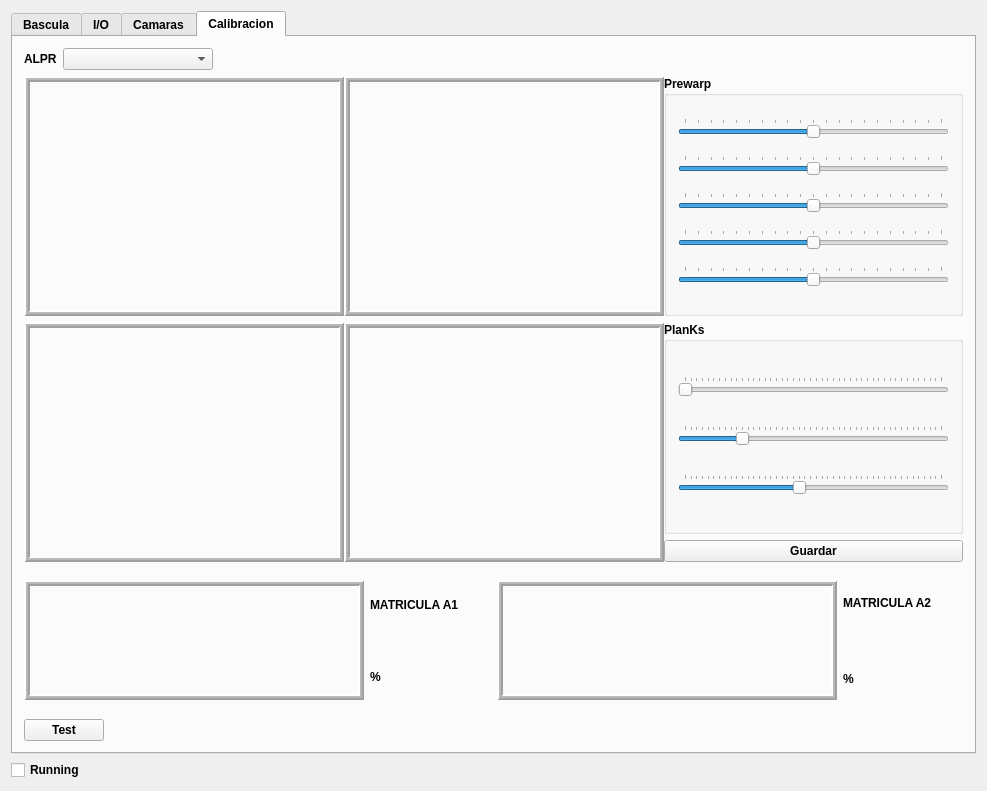
This is testlib/mainwindow.ui in sunsiz/nQTrucks as Qt 5 draws it before an edit. The edited form follows.
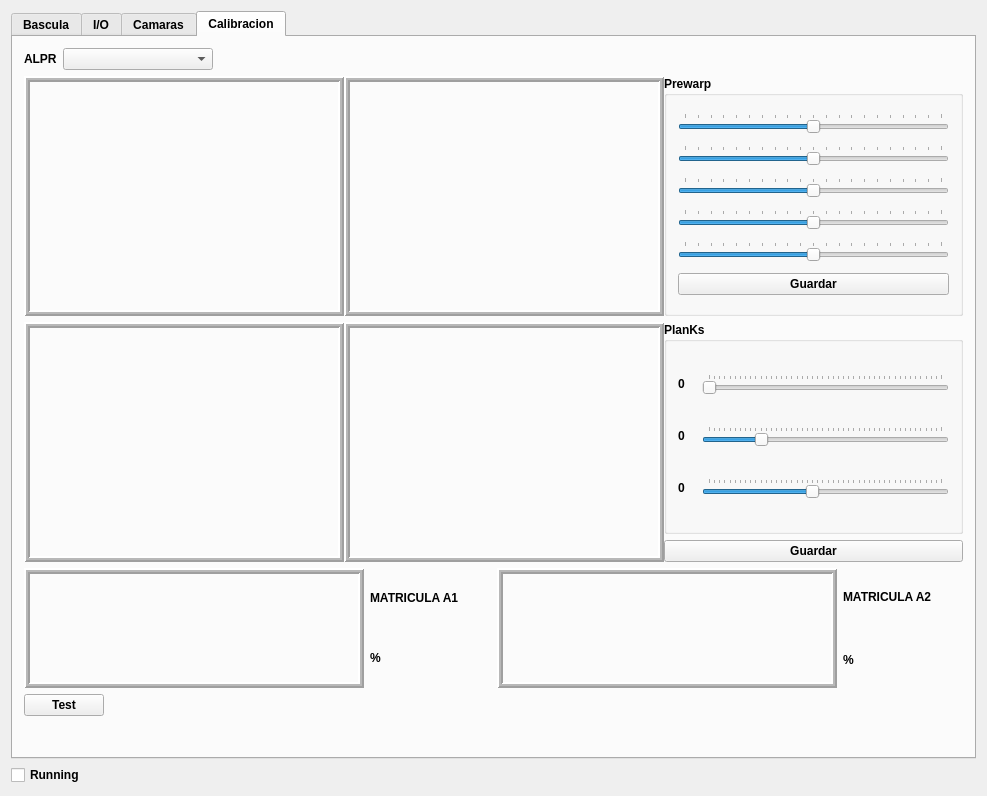
This is the edited form.

Commit message: Prewarp fine-tunning

```diff
--- a/testlib/mainwindow.ui
+++ b/testlib/mainwindow.ui
@@ -7,7 +7,7 @@
     <x>0</x>
     <y>0</y>
     <width>987</width>
-    <height>791</height>
+    <height>796</height>
    </rect>
   </property>
   <property name="font">
@@ -1001,6 +1001,13 @@
                  </property>
                 </widget>
                </item>
+               <item>
+                <widget class="QPushButton" name="guardarPrewarp">
+                 <property name="text">
+                  <string>Guardar</string>
+                 </property>
+                </widget>
+               </item>
               </layout>
              </widget>
             </item>
@@ -1180,6 +1187,63 @@
                    </property>
                   </widget>
                  </item>
+                 <item row="1" column="0">
+                  <widget class="QLabel" name="lvPlankA">
+                   <property name="minimumSize">
+                    <size>
+                     <width>18</width>
+                     <height>30</height>
+                    </size>
+                   </property>
+                   <property name="maximumSize">
+                    <size>
+                     <width>18</width>
+                     <height>30</height>
+                    </size>
+                   </property>
+                   <property name="text">
+                    <string>0</string>
+                   </property>
+                  </widget>
+                 </item>
+                 <item row="2" column="0">
+                  <widget class="QLabel" name="lvPlankB">
+                   <property name="minimumSize">
+                    <size>
+                     <width>18</width>
+                     <height>30</height>
+                    </size>
+                   </property>
+                   <property name="maximumSize">
+                    <size>
+                     <width>18</width>
+                     <height>30</height>
+                    </size>
+                   </property>
+                   <property name="text">
+                    <string>0</string>
+                   </property>
+                  </widget>
+                 </item>
+                 <item row="3" column="0">
+                  <widget class="QLabel" name="lvPlankC">
+                   <property name="minimumSize">
+                    <size>
+                     <width>18</width>
+                     <height>30</height>
+                    </size>
+                   </property>
+                   <property name="maximumSize">
+                    <size>
+                     <width>18</width>
+                     <height>30</height>
+                    </size>
+                   </property>
+                   <property name="text">
+                    <string>0</string>
+                   </property>
+                  </widget>
+                 </item>
                 </layout>
                </widget>
               </item>
@@ -1208,7 +1272,7 @@
                 </property>
                 <property name="maximumSize">
                  <size>
-                  <width>160</width>
+                  <width>340</width>
                   <height>120</height>
                  </size>
                 </property>
@@ -1267,7 +1331,7 @@
                 </property>
                 <property name="maximumSize">
                  <size>
-                  <width>160</width>
+                  <width>340</width>
                   <height>120</height>
                  </size>
                 </property>
@@ -1339,6 +1403,19 @@
           </item>
          </layout>
         </item>
+        <item row="2" column="0">
+         <spacer name="verticalSpacer_3">
+          <property name="orientation">
+           <enum>Qt::Vertical</enum>
+          </property>
+          <property name="sizeHint" stdset="0">
+           <size>
+            <width>20</width>
+            <height>40</height>
+           </size>
+          </property>
+         </spacer>
+        </item>
        </layout>
       </widget>
      </widget>
```
Left out of the diff: 2 changed lines with no effect on the pictures. The commit also changes 6 other files.
